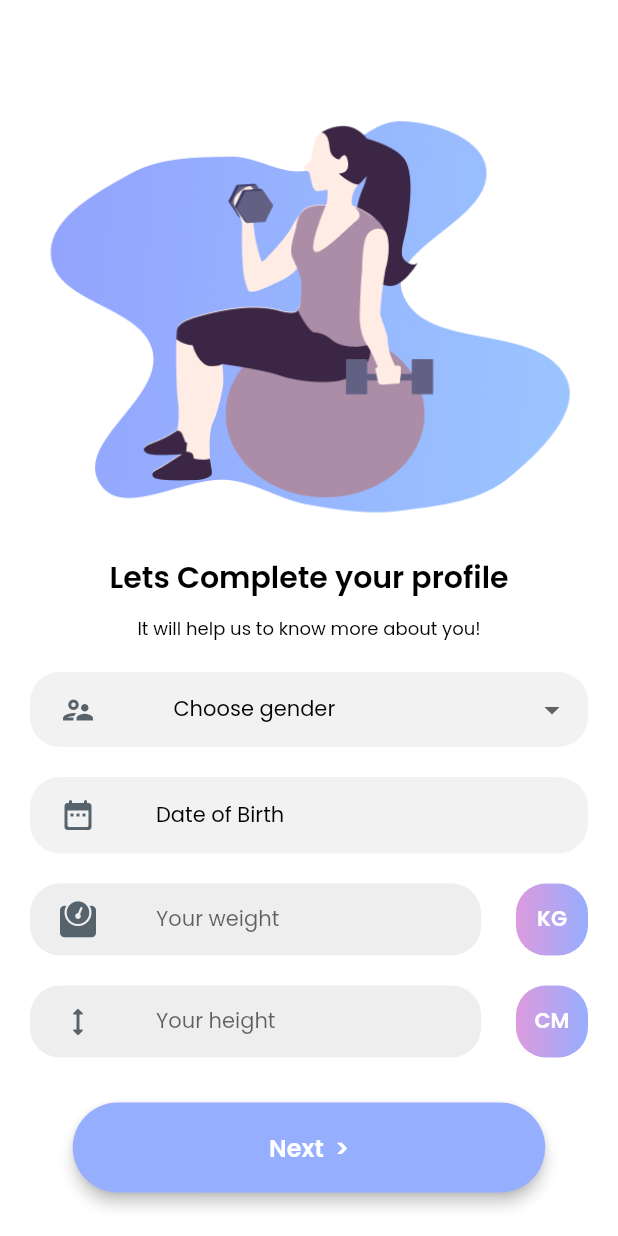
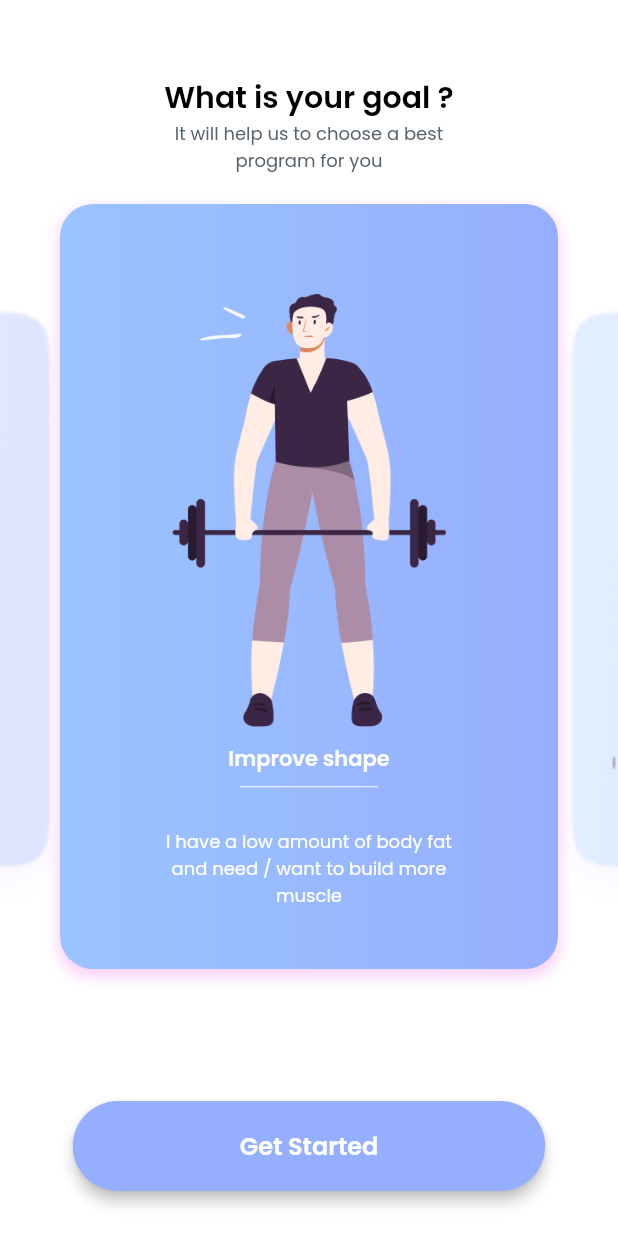
Before and after one commit to Xekhai/stayFit, a Flutter app: the CompleteProfileWidget screen opened directly, after a tap on an icon or button, on a phone screen of 412 x 824 dp. Run offline on Flutter 3.47's test engine with Material 2 defaults, Android fonts, the phone set to English and light mode, and no system bars; drawn by our look-alikes of auto_size_text; our stand-ins replace cached_network_image, flutter_datetime_picker, flutter_spinkit, font_awesome_flutter, google_fonts, page_transition and 2 more; missing offline and left inert: json_path; accounts and stored records are empty.

Commit message:
Added Goal One

```diff
--- a/lib/complete_profile/complete_profile_widget.dart
+++ b/lib/complete_profile/complete_profile_widget.dart
@@ -2,6 +2,7 @@ import '../flutter_flow/flutter_flow_drop_down.dart';
 import '../flutter_flow/flutter_flow_theme.dart';
 import '../flutter_flow/flutter_flow_util.dart';
 import '../flutter_flow/flutter_flow_widgets.dart';
+import '../goal_one/goal_one_widget.dart';
 import 'package:flutter/material.dart';
 import 'package:flutter_datetime_picker/flutter_datetime_picker.dart';
 import 'package:flutter_spinkit/flutter_spinkit.dart';
@@ -398,8 +399,13 @@ class _CompleteProfileWidgetState extends State<CompleteProfileWidget> {
                   Padding(
                     padding: EdgeInsetsDirectional.fromSTEB(0, 30, 0, 30),
                     child: FFButtonWidget(
-                      onPressed: () {
-                        print('Button pressed ...');
+                      onPressed: () async {
+                        await Navigator.push(
+                          context,
+                          MaterialPageRoute(
+                            builder: (context) => GoalOneWidget(),
+                          ),
+                        );
                       },
                       text: 'Next  >',
                       options: FFButtonOptions(
--- /dev/null
+++ b/lib/goal_one/goal_one_widget.dart
@@ -0,0 +1,222 @@
+import '../complete_profile/complete_profile_widget.dart';
+import '../flutter_flow/flutter_flow_theme.dart';
+import '../flutter_flow/flutter_flow_util.dart';
+import '../flutter_flow/flutter_flow_widgets.dart';
+import 'package:flutter/material.dart';
+import 'package:flutter_spinkit/flutter_spinkit.dart';
+import 'package:google_fonts/google_fonts.dart';
+
+class GoalOneWidget extends StatefulWidget {
+  const GoalOneWidget({Key key}) : super(key: key);
+
+  @override
+  _GoalOneWidgetState createState() => _GoalOneWidgetState();
+}
+
+class _GoalOneWidgetState extends State<GoalOneWidget> {
+  PageController pageViewController;
+  final scaffoldKey = GlobalKey<ScaffoldState>();
+
+  @override
+  Widget build(BuildContext context) {
+    return Scaffold(
+      key: scaffoldKey,
+      backgroundColor: Color(0xFFF5F5F5),
+      body: GestureDetector(
+        onTap: () => FocusScope.of(context).unfocus(),
+        child: Container(
+          width: MediaQuery.of(context).size.width,
+          height: MediaQuery.of(context).size.height * 1,
+          decoration: BoxDecoration(
+            color: Colors.white,
+          ),
+          child: Column(
+            mainAxisSize: MainAxisSize.max,
+            children: [
+              Padding(
+                padding: EdgeInsetsDirectional.fromSTEB(0, 50, 0, 0),
+                child: Text(
+                  'What is your goal ?',
+                  style: FlutterFlowTheme.of(context).bodyText1.override(
+                        fontFamily: 'Poppins',
+                        fontSize: 20,
+                      ),
+                ),
+              ),
+              Container(
+                width: 182,
+                decoration: BoxDecoration(
+                  color: Colors.white,
+                ),
+                child: Text(
+                  'It will help us to choose a best program for you',
+                  textAlign: TextAlign.center,
+                  style: FlutterFlowTheme.of(context).bodyText1.override(
+                        fontFamily: 'Poppins',
+                        color: FlutterFlowTheme.of(context).secondaryText,
+                        fontSize: 12,
+                        fontWeight: FontWeight.normal,
+                      ),
+                ),
+              ),
+              Container(
+                width: MediaQuery.of(context).size.width,
+                height: 550,
+                decoration: BoxDecoration(
+                  color: Color(0xFFEEEEEE),
+                  image: DecorationImage(
+                    fit: BoxFit.fill,
+                    image: Image.asset(
+                      'assets/images/BD19055C-3560-4B78-8678-4076C0B6F442.png',
+                    ).image,
+                  ),
+                ),
+                child: Container(
+                  width: MediaQuery.of(context).size.width * 0.7,
+                  height: 550,
+                  child: PageView(
+                    controller: pageViewController ??=
+                        PageController(initialPage: 0),
+                    scrollDirection: Axis.horizontal,
+                    children: [
+                      Padding(
+                        padding: EdgeInsetsDirectional.fromSTEB(40, 20, 40, 20),
+                        child: Container(
+                          width: 100,
+                          height: 100,
+                          decoration: BoxDecoration(
+                            boxShadow: [
+                              BoxShadow(
+                                blurRadius: 7,
+                                color: Color(0xFFF9D1F9),
+                                offset: Offset(0, 4),
+                                spreadRadius: 1,
+                              )
+                            ],
+                            gradient: LinearGradient(
+                              colors: [
+                                FlutterFlowTheme.of(context).primaryColor,
+                                Color(0xFF9BC4FF)
+                              ],
+                              stops: [0, 1],
+                              begin: AlignmentDirectional(1, 0),
+                              end: AlignmentDirectional(-1, 0),
+                            ),
+                            borderRadius: BorderRadius.circular(22),
+                          ),
+                          child: Column(
+                            mainAxisSize: MainAxisSize.max,
+                            mainAxisAlignment: MainAxisAlignment.center,
+                            children: [
+                              Padding(
+                                padding:
+                                    EdgeInsetsDirectional.fromSTEB(0, 20, 0, 0),
+                                child: Image.asset(
+                                  'assets/images/improveShape.png',
+                                  width: 183,
+                                  height: 290,
+                                  fit: BoxFit.contain,
+                                ),
+                              ),
+                              Padding(
+                                padding:
+                                    EdgeInsetsDirectional.fromSTEB(0, 10, 0, 0),
+                                child: Text(
+                                  'Improve shape',
+                                  style: FlutterFlowTheme.of(context)
+                                      .bodyText1
+                                      .override(
+                                        fontFamily: 'Poppins',
+                                        color: FlutterFlowTheme.of(context)
+                                            .primaryBackground,
+                                      ),
+                                ),
+                              ),
+                              Divider(
+                                indent: 120,
+                                endIndent: 120,
+                                color: Colors.white,
+                              ),
+                              Padding(
+                                padding:
+                                    EdgeInsetsDirectional.fromSTEB(0, 20, 0, 0),
+                                child: Container(
+                                  width: 215,
+                                  decoration: BoxDecoration(
+                                    color: Color(0x00EEEEEE),
+                                  ),
+                                  child: Text(
+                                    'I have a low amount of body fat and need / want to build more muscle',
+                                    textAlign: TextAlign.center,
+                                    style: FlutterFlowTheme.of(context)
+                                        .bodyText1
+                                        .override(
+                                          fontFamily: 'Poppins',
+                                          color: Colors.white,
+                                          fontSize: 12,
+                                          fontWeight: FontWeight.normal,
+                                        ),
+                                  ),
+                                ),
+                              ),
+                            ],
+                          ),
+                        ),
+                      ),
+                      Image.network(
+                        'https://picsum.photos/seed/414/600',
+                        width: 100,
+                        height: 100,
+                        fit: BoxFit.cover,
+                      ),
+                      Image.network(
+                        'https://picsum.photos/seed/188/600',
+                        width: 100,
+                        height: 100,
+                        fit: BoxFit.cover,
+                      ),
+                    ],
+                  ),
+                ),
+              ),
+              Spacer(),
+              Padding(
+                padding: EdgeInsetsDirectional.fromSTEB(0, 0, 0, 30),
+                child: FFButtonWidget(
+                  onPressed: () async {
+                    await Navigator.push(
+                      context,
+                      PageTransition(
+                        type: PageTransitionType.bottomToTop,
+                        duration: Duration(milliseconds: 300),
+                        reverseDuration: Duration(milliseconds: 300),
+                        child: CompleteProfileWidget(),
+                      ),
+                    );
+                  },
+                  text: 'Get Started',
+                  options: FFButtonOptions(
+                    width: 315,
+                    height: 60,
+                    color: FlutterFlowTheme.of(context).primaryColor,
+                    textStyle: FlutterFlowTheme.of(context).subtitle2.override(
+                          fontFamily: 'Poppins',
+                          color: Colors.white,
+                        ),
+                    elevation: 4,
+                    borderSide: BorderSide(
+                      color: Colors.transparent,
+                      width: 1,
+                    ),
+                    borderRadius: 99,
+                  ),
+                  showLoadingIndicator: false,
+                ),
+              ),
+            ],
+          ),
+        ),
+      ),
+    );
+  }
+}
--- a/lib/sign_up/sign_up_widget.dart
+++ b/lib/sign_up/sign_up_widget.dart
@@ -46,7 +46,7 @@ class _SignUpWidgetState extends State<SignUpWidget> {
             crossAxisAlignment: CrossAxisAlignment.stretch,
             children: [
               Padding(
-                padding: EdgeInsetsDirectional.fromSTEB(0, 30, 0, 0),
+                padding: EdgeInsetsDirectional.fromSTEB(0, 50, 0, 0),
                 child: Text(
                   'Hey there,',
                   textAlign: TextAlign.center,
@@ -453,7 +453,7 @@ class _SignUpWidgetState extends State<SignUpWidget> {
                 ),
               ),
               Padding(
-                padding: EdgeInsetsDirectional.fromSTEB(0, 30, 0, 0),
+                padding: EdgeInsetsDirectional.fromSTEB(0, 30, 0, 20),
                 child: Row(
                   mainAxisSize: MainAxisSize.max,
                   mainAxisAlignment: MainAxisAlignment.center,
```
Also changed, not shown: assets/images/BD19055C-3560-4B78-8678-4076C0B6F442.png (added), assets/images/improveShape.png (added).
